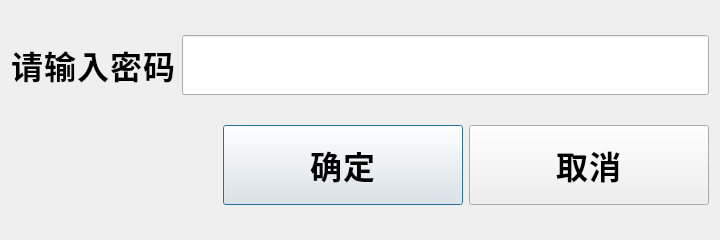
First picture: the form in SSCard_System/CheckPassword.ui, repository leithergit/SSCard_System, before the edit.
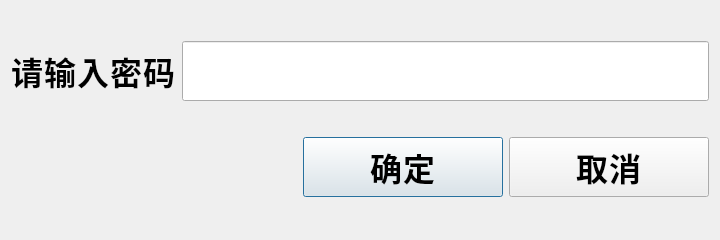
Second picture: the form after the edit.

Diff of the .ui file:
```diff
--- a/SSCard_System/CheckPassword.ui
+++ b/SSCard_System/CheckPassword.ui
@@ -81,8 +81,8 @@
       <widget class="QPushButton" name="pushButton_OK">
        <property name="minimumSize">
         <size>
-         <width>240</width>
-         <height>80</height>
+         <width>200</width>
+         <height>60</height>
         </size>
        </property>
        <property name="text">
@@ -94,8 +94,8 @@
       <widget class="QPushButton" name="pushButton_Cancel">
        <property name="minimumSize">
         <size>
-         <width>240</width>
-         <height>80</height>
+         <width>200</width>
+         <height>60</height>
         </size>
        </property>
        <property name="text">
```
